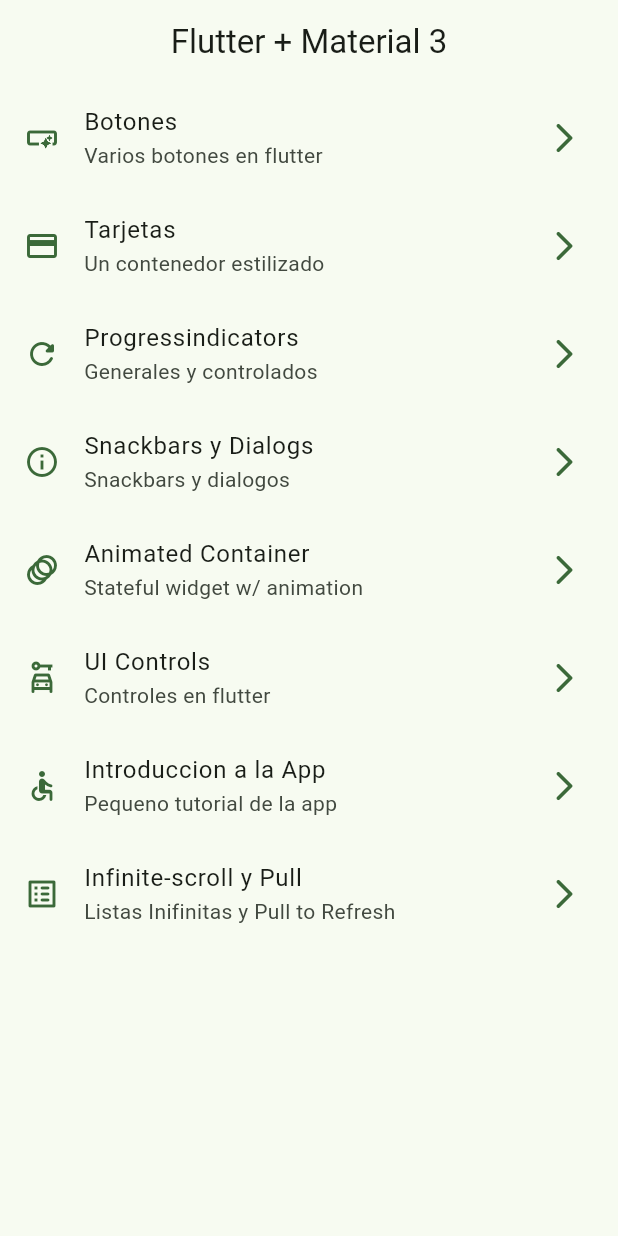
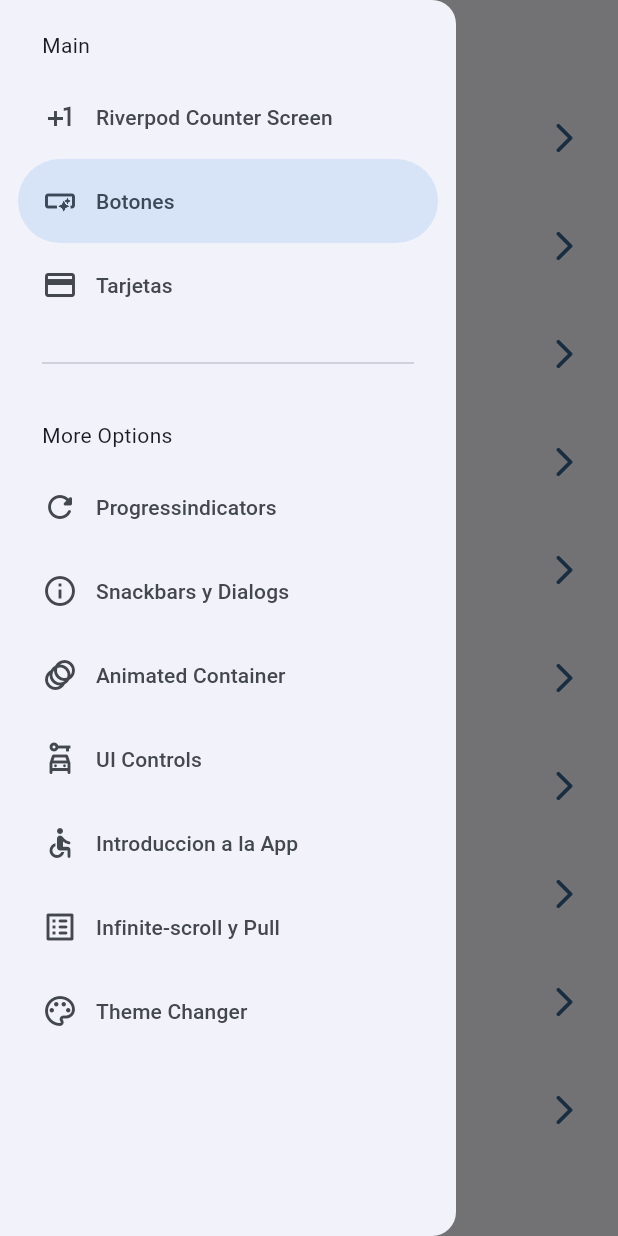
Before and after one commit to Azzzako/flutter_widgets, a Flutter app: the screen it shows after launch, with the side drawer open (before the commit the screen has no drawer), on a phone screen of 412 x 824 dp. Run offline on Flutter 3.47's test engine with Material 3 defaults, Android fonts, the phone set to English and light mode, and no system bars; our stand-ins replace animate_do, flutter_riverpod, go_router.

Commit message:
widgets app finish

```diff
--- a/lib/config/menu/menu_items.dart
+++ b/lib/config/menu/menu_items.dart
@@ -14,6 +14,11 @@ class MenuItem {
 }
 
 const appMenuItems = <MenuItem>[
+  MenuItem(
+      title: 'Riverpod Counter Screen',
+      subtitle: 'Introduccion a Riverpod',
+      url: '/counter_screen',
+      icon: Icons.plus_one),
   MenuItem(
       title: 'Botones',
       subtitle: 'Varios botones en flutter',
@@ -54,4 +59,9 @@ const appMenuItems = <MenuItem>[
       subtitle: 'Listas Inifinitas y Pull to Refresh',
       url: '/infinite',
       icon: Icons.list_alt_rounded),
+  MenuItem(
+      title: 'Theme Changer',
+      subtitle: 'Cambio de Tema de manera dinamica',
+      url: '/theme-changer',
+      icon: Icons.palette_outlined),
 ];
--- a/lib/config/router/app_router.dart
+++ b/lib/config/router/app_router.dart
@@ -41,5 +41,13 @@ final appRouter = GoRouter(
         path: '/infinite',
         builder: (context, state) => const InfiniteScrollScreen(),
         name: InfiniteScrollScreen.name),
+    GoRoute(
+        path: '/counter_screen',
+        builder: (context, state) => const CounterScreen(),
+        name: CounterScreen.name),
+    GoRoute(
+        path: '/theme-changer',
+        builder: (context, state) => const ThemeChangerScreen(),
+        name: ThemeChangerScreen.name),
   ],
 );
--- a/lib/config/theme/app_theme.dart
+++ b/lib/config/theme/app_theme.dart
@@ -11,17 +11,35 @@ const colorList = <Color>[
 
 class AppTheme {
   final int selectedColor;
+  final bool isDarkmode;
 
-  AppTheme({this.selectedColor = 0})
+  AppTheme({
+    this.isDarkmode = false,
+    this.selectedColor = 0
+  })
       : assert(selectedColor >= 0, 'Selected color must be greater than 0'),
       assert(selectedColor < colorList.length, 'Selected color must be greater than 0');
 
   ThemeData getTheme() =>
       ThemeData(
         useMaterial3: true,
+        brightness: isDarkmode ?
+        Brightness.dark
+        :
+        Brightness.light
+        ,
         colorSchemeSeed: colorList[selectedColor],
         appBarTheme: const AppBarTheme(
           centerTitle: true
         )
         );
+
+  AppTheme copyWith({
+    int? selectedColor,
+    bool? isDarkmode
+  }) => AppTheme(
+    selectedColor: selectedColor ?? this.selectedColor,
+    isDarkmode: isDarkmode ?? this.isDarkmode,
+  );
+
 }
--- a/lib/main.dart
+++ b/lib/main.dart
@@ -1,21 +1,30 @@
 import 'package:flutter/material.dart';
+import 'package:flutter_riverpod/flutter_riverpod.dart';
 import 'package:widgets_app/config/router/app_router.dart';
 import 'package:widgets_app/config/theme/app_theme.dart';
+import 'package:widgets_app/presentation/providers/theme.provider.dart';
 
 void main() {
-  runApp(const MainApp());
+  runApp(
+    const ProviderScope(child: MainApp()),
+  );
 }
 
-class MainApp extends StatelessWidget {
+class MainApp extends ConsumerWidget {
   const MainApp({super.key});
 
   @override
-  Widget build(BuildContext context) {
+  Widget build(BuildContext context, ref) {
+    // final isDarkMode = ref.watch(isDarkModeProvider);
+    // final selectedColor = ref.watch(selectedColorProvider);
+    final AppTheme appTheme = ref.watch(themeNotifierProfiver);
+
     return MaterialApp.router(
       title: 'Flutter Widgets',
       routerConfig: appRouter,
       debugShowCheckedModeBanner: false,
-      theme: AppTheme(selectedColor: 2).getTheme(),
+      theme: appTheme.getTheme(),
+      // theme: AppTheme(selectedColor: selectedColor, isDarkmode: isDarkMode).getTheme(),
     );
   }
 }
--- /dev/null
+++ b/lib/presentation/providers/counter_provider.dart
@@ -0,0 +1,3 @@
+import 'package:flutter_riverpod/flutter_riverpod.dart';
+
+final counterProvider = StateProvider((ref) => 5);
--- /dev/null
+++ b/lib/presentation/providers/theme.provider.dart
@@ -0,0 +1,28 @@
+import 'package:flutter_riverpod/flutter_riverpod.dart';
+import 'package:widgets_app/config/theme/app_theme.dart';
+
+final isDarkModeProvider = StateProvider((ref) => false);
+
+// Listado de colores inmutable
+
+final colorListProvider = Provider((ref) => colorList);
+
+final selectedColorProvider = StateProvider((ref) => 0);
+
+final themeNotifierProfiver = StateNotifierProvider<ThemeNotifier, AppTheme>(
+  (ref) => ThemeNotifier(),
+);
+
+class ThemeNotifier extends StateNotifier<AppTheme> {
+  //STATE = Estado = new AppTheme();
+
+  ThemeNotifier() : super(AppTheme());
+
+  void toggleDarkMode() {
+    state = state.copyWith(isDarkmode: !state.isDarkmode);
+  }
+
+  void changeColorIndex(int colorIndex) {
+    state = state.copyWith(selectedColor: colorIndex);
+  }
+}
--- a/lib/presentation/screens/home/home_screen.dart
+++ b/lib/presentation/screens/home/home_screen.dart
@@ -1,6 +1,7 @@
 import 'package:flutter/material.dart';
 import 'package:go_router/go_router.dart';
 import 'package:widgets_app/config/menu/menu_items.dart';
+import 'package:widgets_app/presentation/widgets/side_menu.dart';
 
 class HomeScreen extends StatelessWidget {
 
@@ -10,11 +11,16 @@ class HomeScreen extends StatelessWidget {
 
   @override
   Widget build(BuildContext context) {
+
+    final scaffoldKey = GlobalKey<ScaffoldState>();
+
     return Scaffold(
+      key: scaffoldKey,
       appBar: AppBar(
         title: const Text('Flutter + Material 3'),
       ),
       body: const _HomeView(),
+      drawer: SideMenu( scaffoldKey: scaffoldKey)
     );
   }
 }
--- a/lib/presentation/screens/screens.dart
+++ b/lib/presentation/screens/screens.dart
@@ -1,11 +1,16 @@
+
+
+
 
 
 export 'package:widgets_app/presentation/screens/animated/animated_screen.dart';
 export 'package:widgets_app/presentation/screens/app_tutorial/app_tutorial_screen.dart';
 export 'package:widgets_app/presentation/screens/buttons/buttons_screen.dart';
 export 'package:widgets_app/presentation/screens/cards/cards_screen.dart';
+export 'package:widgets_app/presentation/screens/counter/counter_screen.dart';
 export 'package:widgets_app/presentation/screens/home/home_screen.dart';
 export 'package:widgets_app/presentation/screens/infinite_scroll/infinite_scroll_screen.dart';
 export 'package:widgets_app/presentation/screens/progress/progress_screen.dart';
 export 'package:widgets_app/presentation/screens/snackbar/snackbar_screen.dart';
+export 'package:widgets_app/presentation/screens/theme_changer/theme_changer_screen.dart';
 export 'package:widgets_app/presentation/screens/ui_controls/ui_controls_screen.dart';
--- /dev/null
+++ b/lib/presentation/widgets/side_menu.dart
@@ -0,0 +1,73 @@
+import 'package:flutter/material.dart';
+import 'package:go_router/go_router.dart';
+import 'package:widgets_app/config/menu/menu_items.dart';
+
+class SideMenu extends StatefulWidget {
+
+  final GlobalKey<ScaffoldState> scaffoldKey;
+
+  const SideMenu({
+    super.key,
+    required this.scaffoldKey
+  });
+
+  @override
+  State<SideMenu> createState() => _SideMenuState();
+}
+
+class _SideMenuState extends State<SideMenu> {
+  int navDrawerIndex = 1;
+
+  @override
+  Widget build(BuildContext context) {
+    final hasNotch = MediaQuery.of(context).viewPadding.top > 35;
+
+    return NavigationDrawer(
+      selectedIndex: navDrawerIndex,
+      onDestinationSelected: (value) {
+        setState(() {
+          navDrawerIndex = value;
+        });
+      final menuItem = appMenuItems[value];
+      context.push(menuItem.url);
+      widget.scaffoldKey.currentState?.closeDrawer();
+      },
+
+      children: [
+        Padding(
+          padding: EdgeInsets.fromLTRB(28, hasNotch ? 10 : 20, 16, 10),
+          child: const Text('Main'),
+        ),
+
+
+        ...appMenuItems
+        .sublist(0,3)
+        .map(
+          (item) => NavigationDrawerDestination(
+              icon: Icon(item.icon),
+              label: Text(item.title),
+              ),
+        ),
+
+
+        const Padding(
+          padding: EdgeInsets.fromLTRB(28, 16, 28, 10),
+          child: Divider(),
+        ),
+
+        Padding(
+          padding: EdgeInsets.fromLTRB(28, hasNotch ? 10 : 20, 16, 10),
+          child: const Text('More Options'),
+        ),
+
+        ...appMenuItems
+        .sublist(3)
+        .map(
+          (item) => NavigationDrawerDestination(
+              icon: Icon(item.icon), label: Text(item.title)),
+        ),
+      ],
+
+    );
+  }
+}
--- a/pubspec.yaml
+++ b/pubspec.yaml
@@ -10,6 +10,7 @@ dependencies:
   animate_do: ^3.3.4
   flutter:
     sdk: flutter
+  flutter_riverpod: ^2.5.1
   go_router: ^13.2.0
 
 dev_dependencies:
```
Also changed, not shown: lib/presentation/screens/counter/counter_screen.dart (added, +44 -0 lines), lib/presentation/screens/theme_changer/theme_changer_screen.dart (added, +63 -0 lines), pubspec.lock.
